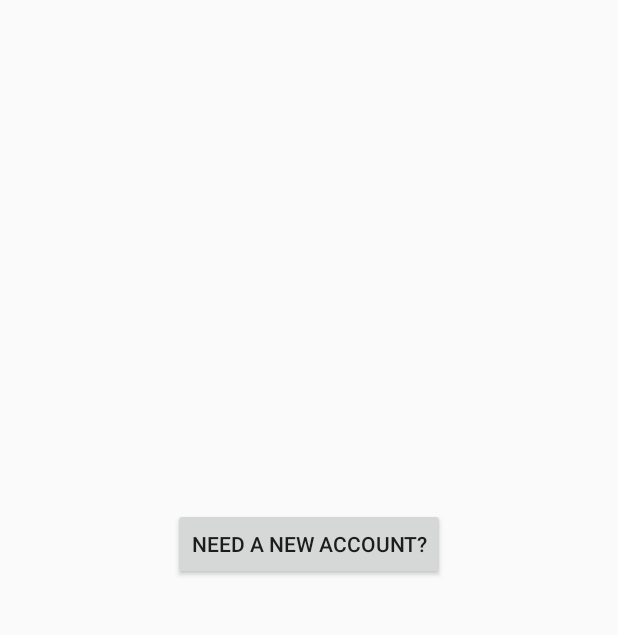
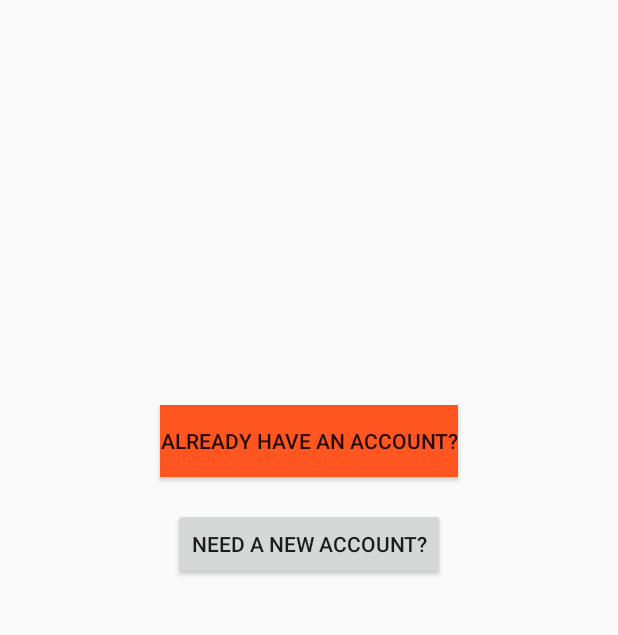
Before and after one commit to tutkuayavefe/ChatApplication, an Android app: the screen it shows after launch (StartActivity), on a phone screen of 412 x 824 dp, the part 444-1079 px from its top. Run offline under Robolectric (Android 15) with nearby library versions, the phone set to English and light mode, and no system bars; our stand-ins replace Firebase (no records; nobody signed in at launch, a user with empty details on screens opened directly).

Commit message:
Login done!

```diff
--- a/app/src/main/java/com/tutku/chatapplication/MainActivity.java
+++ b/app/src/main/java/com/tutku/chatapplication/MainActivity.java
@@ -6,6 +6,7 @@ import android.support.v7.app.AppCompatActivity;
 import android.support.v7.widget.Toolbar;
 import android.view.Menu;
 import android.view.MenuItem;
+import android.widget.Button;
 
 import com.google.firebase.auth.FirebaseAuth;
 import com.google.firebase.auth.FirebaseUser;
@@ -16,6 +17,7 @@ public class MainActivity extends AppCompatActivity {
 
     private FirebaseAuth mAuth;
     private Toolbar mToolbar;
+    private Button mLogin_button;
 
     @Override
     protected void onCreate(Bundle savedInstanceState) {
@@ -24,6 +26,8 @@ public class MainActivity extends AppCompatActivity {
 
         mAuth = FirebaseAuth.getInstance();
         mToolbar = findViewById(R.id.main_page_toolbar);
+
+
 
         setSupportActionBar(mToolbar);
         getSupportActionBar().setTitle("Chat app");
--- a/app/src/main/java/com/tutku/chatapplication/StartActivity.java
+++ b/app/src/main/java/com/tutku/chatapplication/StartActivity.java
@@ -3,18 +3,21 @@ package com.tutku.chatapplication;
 import android.content.Intent;
 import android.support.v7.app.AppCompatActivity;
 import android.os.Bundle;
+import android.util.Log;
 import android.view.View;
 import android.widget.Button;
 
 public class StartActivity extends AppCompatActivity {
 
     private Button RegisterButton;
+    private Button LoginButton;
     @Override
     protected void onCreate(Bundle savedInstanceState) {
         super.onCreate(savedInstanceState);
         setContentView(R.layout.activity_start);
 
         RegisterButton =findViewById(R.id.Register_Button);
+        LoginButton=findViewById(R.id.Login_Button);
         RegisterButton.setOnClickListener(new View.OnClickListener() {
             @Override
             public void onClick(View v) {
@@ -24,6 +27,14 @@ public class StartActivity extends AppCompatActivity {
             }
         });
 
+        LoginButton.setOnClickListener(new View.OnClickListener() {
+            @Override
+            public void onClick(View v) {
+                Intent login_intent = new Intent(StartActivity.this, LoginActivity.class);
+                startActivity(login_intent);
+            }
+        });
+
 
     }
 }
--- a/app/src/main/res/layout/activity_start.xml
+++ b/app/src/main/res/layout/activity_start.xml
@@ -12,6 +12,7 @@
         android:layout_height="wrap_content"
         android:layout_alignParentTop="true"
         android:layout_centerHorizontal="true"
+        android:layout_marginBottom="100dp"
         android:layout_marginTop="263dp"
         android:text="Welcome to ChatApp"
         android:textSize="24sp" />
@@ -24,4 +25,14 @@
         android:layout_centerHorizontal="true"
         android:layout_marginBottom="141dp"
         android:text="@string/need_a_new_account"/>
+
+    <Button
+        android:id="@+id/Login_Button"
+        android:layout_width="wrap_content"
+        android:layout_height="wrap_content"
+        android:layout_alignParentBottom="true"
+        android:layout_centerHorizontal="true"
+        android:background="@color/colorAccent"
+        android:layout_marginBottom="210dp"
+        android:text="ALREADY HAVE AN ACCOUNT?" />
 </RelativeLayout>
--- a/app/src/main/res/values/strings.xml
+++ b/app/src/main/res/values/strings.xml
@@ -6,5 +6,6 @@
     <string name="password">Password</string>
     <string name="create_account">CREATE ACCOUNT</string>
     <string name="log_out">Log Out</string>
+    <string name="login_to_your_account">LOGIN TO YOUR ACCOUNT</string>
 
 </resources>
```
Also changed, not shown: app/src/main/AndroidManifest.xml (+6 -4 lines), app/src/main/java/com/tutku/chatapplication/RegisterActivity.java (+21 -3 lines), app/src/main/res/layout/activity_register.xml (+8 -7 lines).
